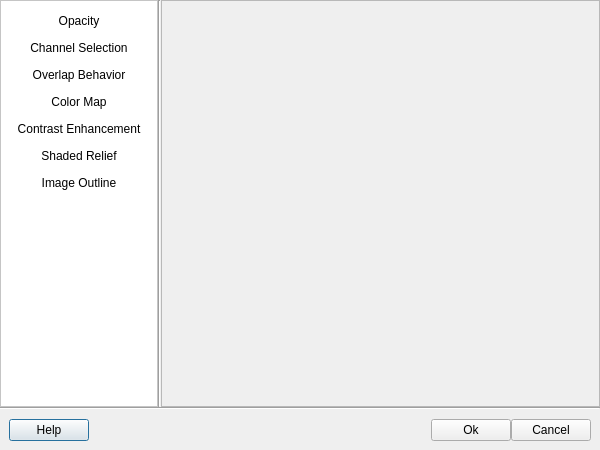
The window that src/terralib/qt/widgets/se/ui/RasterSymbolizerDialogForm.ui (claudiobogossian/terralib5) describes before a commit, drawn with Qt 5.
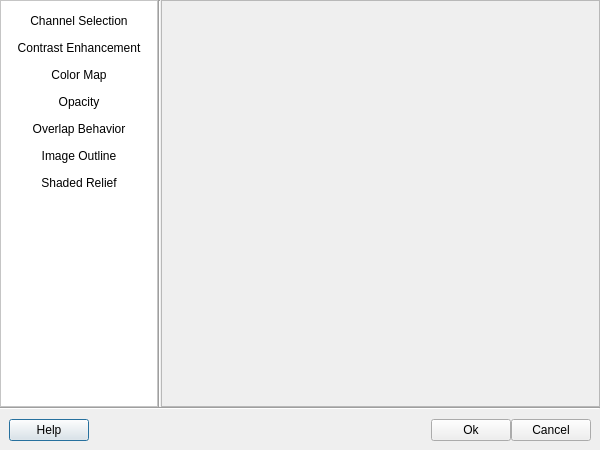
The same window after the commit. The open tabs and pages were chosen to show the change.

Commit message: raster symbolizer components

The edit to the form file:
```diff
--- a/src/terralib/qt/widgets/se/ui/RasterSymbolizerDialogForm.ui
+++ b/src/terralib/qt/widgets/se/ui/RasterSymbolizerDialogForm.ui
@@ -139,7 +139,7 @@
           <enum>QFrame::Raised</enum>
          </property>
          <layout class="QGridLayout" name="gridLayout_6">
-          <item row="0" column="0">
+          <item row="3" column="0">
            <widget class="QToolButton" name="m_opacityToolButton">
             <property name="sizePolicy">
              <sizepolicy hsizetype="Minimum" vsizetype="Fixed">
@@ -155,23 +155,7 @@
             </property>
            </widget>
           </item>
-          <item row="1" column="0">
-           <widget class="QToolButton" name="m_channelSelectionToolButton">
-            <property name="sizePolicy">
-             <sizepolicy hsizetype="Minimum" vsizetype="Fixed">
-              <horstretch>0</horstretch>
-              <verstretch>0</verstretch>
-             </sizepolicy>
-            </property>
-            <property name="text">
-             <string>Channel Selection</string>
-            </property>
-            <property name="autoRaise">
-             <bool>true</bool>
-            </property>
-           </widget>
-          </item>
-          <item row="2" column="0">
+          <item row="5" column="0">
            <widget class="QToolButton" name="m_overlapBehaviorToolButton">
             <property name="sizePolicy">
              <sizepolicy hsizetype="Minimum" vsizetype="Fixed">
@@ -187,23 +171,7 @@
             </property>
            </widget>
           </item>
-          <item row="3" column="0">
-           <widget class="QToolButton" name="m_colorMapToolButton">
-            <property name="sizePolicy">
-             <sizepolicy hsizetype="Minimum" vsizetype="Fixed">
-              <horstretch>0</horstretch>
-              <verstretch>0</verstretch>
-             </sizepolicy>
-            </property>
-            <property name="text">
-             <string>Color Map</string>
-            </property>
-            <property name="autoRaise">
-             <bool>true</bool>
-            </property>
-           </widget>
-          </item>
-          <item row="5" column="0">
+          <item row="8" column="0">
            <widget class="QToolButton" name="m_shadedReliefToolButton">
             <property name="sizePolicy">
              <sizepolicy hsizetype="Minimum" vsizetype="Fixed">
@@ -219,23 +187,7 @@
             </property>
            </widget>
           </item>
-          <item row="6" column="0">
-           <widget class="QToolButton" name="m_imageOutlinetoolButton">
-            <property name="sizePolicy">
-             <sizepolicy hsizetype="Minimum" vsizetype="Fixed">
-              <horstretch>0</horstretch>
-              <verstretch>0</verstretch>
-             </sizepolicy>
-            </property>
-            <property name="text">
-             <string>Image Outline</string>
-            </property>
-            <property name="autoRaise">
-             <bool>true</bool>
-            </property>
-           </widget>
-          </item>
-          <item row="7" column="0">
+          <item row="10" column="0">
            <spacer name="verticalSpacer">
             <property name="orientation">
              <enum>Qt::Vertical</enum>
@@ -251,7 +203,23 @@
             </property>
            </spacer>
           </item>
-          <item row="4" column="0">
+          <item row="0" column="0">
+           <widget class="QToolButton" name="m_channelSelectionToolButton">
+            <property name="sizePolicy">
+             <sizepolicy hsizetype="Minimum" vsizetype="Fixed">
+              <horstretch>0</horstretch>
+              <verstretch>0</verstretch>
+             </sizepolicy>
+            </property>
+            <property name="text">
+             <string>Channel Selection</string>
+            </property>
+            <property name="autoRaise">
+             <bool>true</bool>
+            </property>
+           </widget>
+          </item>
+          <item row="1" column="0">
            <widget class="QToolButton" name="m_contrastToolButton">
             <property name="sizePolicy">
              <sizepolicy hsizetype="Minimum" vsizetype="Fixed">
@@ -267,6 +235,38 @@
             </property>
            </widget>
           </item>
+          <item row="2" column="0">
+           <widget class="QToolButton" name="m_colorMapToolButton">
+            <property name="sizePolicy">
+             <sizepolicy hsizetype="Minimum" vsizetype="Fixed">
+              <horstretch>0</horstretch>
+              <verstretch>0</verstretch>
+             </sizepolicy>
+            </property>
+            <property name="text">
+             <string>Color Map</string>
+            </property>
+            <property name="autoRaise">
+             <bool>true</bool>
+            </property>
+           </widget>
+          </item>
+          <item row="6" column="0">
+           <widget class="QToolButton" name="m_imageOutlinetoolButton">
+            <property name="sizePolicy">
+             <sizepolicy hsizetype="Minimum" vsizetype="Fixed">
+              <horstretch>0</horstretch>
+              <verstretch>0</verstretch>
+             </sizepolicy>
+            </property>
+            <property name="text">
+             <string>Image Outline</string>
+            </property>
+            <property name="autoRaise">
+             <bool>true</bool>
+            </property>
+           </widget>
+          </item>
          </layout>
         </widget>
        </item>
```
Left out of the diff: 3 changed lines with no effect on the pictures. The commit also changes 11 other files.
